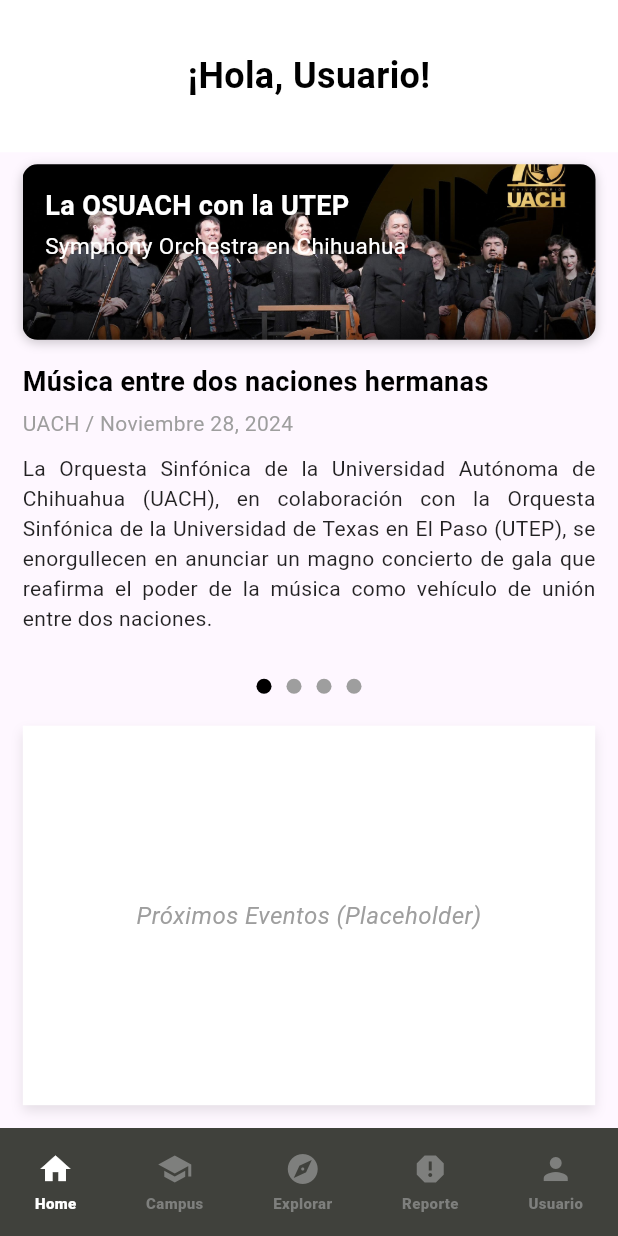
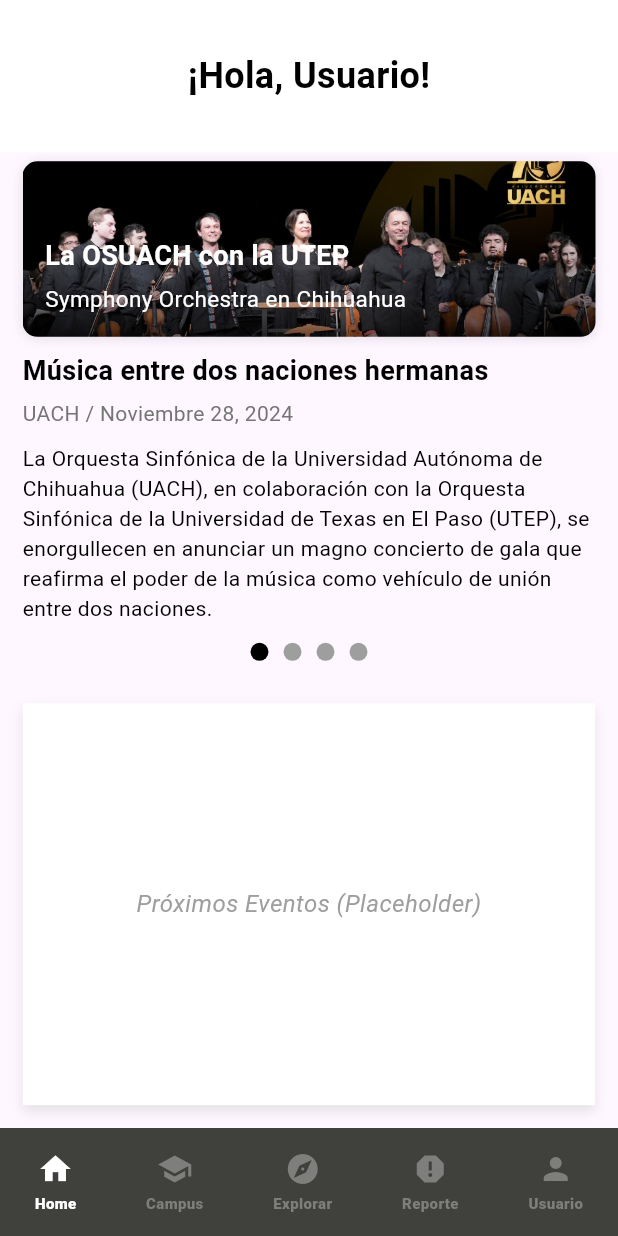
Before and after one commit to jonamx13/uach_mobile, a Flutter app: the screen it shows after launch, on a phone screen of 412 x 824 dp. Run offline on Flutter 3.47's test engine with Material 3 defaults, Android fonts, the phone set to English and light mode, and no system bars; Roboto replaces fonts that are missing (Montserrat Alternates).

Commit message:
noticias slide abstracted for the slideshow and the slideshow indicator

```diff
--- a/lib/features/home/presentation/widgets/noticias_card.dart
+++ b/lib/features/home/presentation/widgets/noticias_card.dart
@@ -1,66 +1,69 @@
-// noticias_card.dart
-
 import 'package:flutter/material.dart';
 
 class NoticiasCard extends StatelessWidget {
-  const NoticiasCard({super.key});
+  final String imagen;
+  final String titulo;
+  final String subtitulo;
+
+  const NoticiasCard({
+    Key? key,
+    required this.imagen,
+    required this.titulo,
+    required this.subtitulo,
+  }) : super(key: key);
 
   @override
   Widget build(BuildContext context) {
     return Container(
-      width: double.infinity,  // Esto asegura que ocupe todo el ancho disponible
-      height: 117,  // Establecemos el alto máximo en 117
-      margin: const EdgeInsets.symmetric(vertical: 5), // Elimina el margen lateral, solo dejamos el vertical
+      width: double.infinity,
+      height: 117, // Altura máxima
       decoration: BoxDecoration(
-        borderRadius: BorderRadius.circular(10), // Bordes redondeados en todo el contenedor
+        borderRadius: BorderRadius.circular(10),
         boxShadow: [
           BoxShadow(
-            color: Colors.black.withOpacity(0.2),
-            spreadRadius: 0,
+            color: Colors.black.withOpacity(0.1),
+            offset: Offset(0, 1),
             blurRadius: 5,
-            offset: const Offset(0, 2), // Sombra leve en la parte inferior
           ),
         ],
       ),
-      child: ClipRRect( // Este ClipRRect asegurará que todo el contenido dentro tenga bordes redondeados
-        borderRadius: BorderRadius.circular(10), // Bordes redondeados para toda la tarjeta
+      child: ClipRRect(
+        borderRadius: BorderRadius.circular(10),
         child: Stack(
-          fit: StackFit.expand, // Asegura que la imagen se expanda dentro del contenedor
           children: [
-            // Imagen de fondo, se ajusta al ancho y ocupa toda el área del contenedor
+            // Imagen
             Image.asset(
-              'assets/images/osuach-utep-8dic-1920.jpg',
-              fit: BoxFit.cover,  // Escala la imagen para que ocupe todo el ancho
+              imagen,
+              width: double.infinity,
+              height: 117, // Aseguramos que la imagen tenga la misma altura máxima
+              fit: BoxFit.cover,
             ),
-            // Contenedor para el texto, encima de la imagen
+            // Textos sobre la imagen
             Positioned(
-              top: 15,  // Margin superior para separar el texto de los bordes
-              left: 15,  // Margin izquierdo para separar el texto
-              child: Container(
-                width: MediaQuery.of(context).size.width * 0.75,  // El texto ocupa el 75% del ancho
+              bottom: 15,
+              left: 15,
+              right: 15,
               child: Column(
                 crossAxisAlignment: CrossAxisAlignment.start,
-                  children: const [
+                children: [
                   Text(
-                      'La OSUACH con la UTEP',
+                    titulo,
                     style: TextStyle(
-                        fontSize: 18,  // Ajusta el tamaño del título
+                      fontSize: 18,
                       fontWeight: FontWeight.bold,
-                        color: Colors.white,  // Texto blanco
+                      color: Colors.white,
                     ),
                   ),
-                    SizedBox(height: 5),  // Espaciado entre los textos
+                  SizedBox(height: 5),
                   Text(
-                      'Symphony Orchestra en Chihuahua',
+                    subtitulo,
                     style: TextStyle(
-                        fontSize: 15,  // Tamaño del subtítulo
-                        fontWeight: FontWeight.w400,
-                        color: Colors.white,  // Texto blanco
-                        height: 1.2,  // Line height
+                      fontSize: 15,
+                      fontWeight: FontWeight.normal,
+                      color: Colors.white,
                     ),
                   ),
                 ],
-                ),
               ),
             ),
           ],
--- /dev/null
+++ b/lib/features/home/presentation/widgets/noticias_slide.dart
@@ -0,0 +1,45 @@
+import 'package:flutter/material.dart';
+import 'noticias_card.dart';
+import 'texto_slideshow.dart';  // Importa el nuevo widget
+
+class NoticiasSlide extends StatelessWidget {
+  final String imagen;
+  final String titulo;
+  final String subtitulo;
+  final String tituloEvento;
+  final String fecha;
+  final String descripcion;
+
+  const NoticiasSlide({
+    Key? key,
+    required this.imagen,
+    required this.titulo,
+    required this.subtitulo,
+    required this.tituloEvento,
+    required this.fecha,
+    required this.descripcion,
+  }) : super(key: key);
+
+  @override
+  Widget build(BuildContext context) {
+    return Container(
+      margin: const EdgeInsets.symmetric(vertical: 3),
+      child: Column(
+        crossAxisAlignment: CrossAxisAlignment.start,
+        children: [
+          NoticiasCard(
+            imagen: imagen,
+            titulo: titulo,
+            subtitulo: subtitulo,
+          ),
+          const SizedBox(height: 10),
+          TextoSlideshow(  // Usa el nuevo widget aquí
+            tituloEvento: tituloEvento,
+            fecha: fecha,
+            descripcion: descripcion,
+          ),
+        ],
+      ),
+    );
+  }
+}
--- a/lib/features/home/presentation/widgets/noticias_slideshow.dart
+++ b/lib/features/home/presentation/widgets/noticias_slideshow.dart
@@ -1,35 +1,49 @@
 import 'package:flutter/material.dart';
-import 'noticias_card.dart';
-import 'texto_slideshow.dart';
+import 'noticias_slide.dart';
 
-class NoticiasSlideshow extends StatelessWidget {
-  const NoticiasSlideshow({super.key});
+class NoticiasSlideshow extends StatefulWidget {
+  @override
+  _NoticiasSlideshowState createState() => _NoticiasSlideshowState();
+}
+
+class _NoticiasSlideshowState extends State<NoticiasSlideshow> {
+  int _currentIndex = 0;
+
+  void _onPageChanged(int index) {
+    setState(() {
+      _currentIndex = index;
+    });
+  }
 
   @override
   Widget build(BuildContext context) {
-    return Container(
-      margin: const EdgeInsets.only(bottom: 3), // Separación con la sección inferior
-      child: Padding(
-        padding: const EdgeInsets.symmetric(horizontal: 15), // Márgenes laterales
+    return Padding(
+      padding: const EdgeInsets.symmetric(horizontal: 15.0), // Recuperamos el padding
       child: Column(
-          crossAxisAlignment: CrossAxisAlignment.start,
         children: [
-            const NoticiasCard(), // Tarjeta con la imagen
-            const SizedBox(height: 10), // Espaciado entre la tarjeta y el texto
-            const TextoSlideshow(), // Widget de texto con márgenes controlados
-            const SizedBox(height: 15), // Espaciado antes de los indicadores
+          // Slide actual
+          NoticiasSlide(
+            imagen: 'assets/images/osuach-utep-8dic-1920.jpg',
+            titulo: 'La OSUACH con la UTEP',
+            subtitulo: 'Symphony Orchestra en Chihuahua',
+            tituloEvento: 'Música entre dos naciones hermanas',
+            fecha: 'UACH / Noviembre 28, 2024',
+            descripcion: 'La Orquesta Sinfónica de la Universidad Autónoma de Chihuahua (UACH), en colaboración con la Orquesta Sinfónica de la Universidad de Texas en El Paso (UTEP), se enorgullecen en anunciar un magno concierto de gala que reafirma el poder de la música como vehículo de unión entre dos naciones.',
+          ),
+
           // Indicadores del slideshow
-            Center(
+          Container(
+            padding: EdgeInsets.symmetric(vertical: 10),
             child: Row(
               mainAxisAlignment: MainAxisAlignment.center,
               children: List.generate(4, (index) {
-                  return Container(
-                    margin: const EdgeInsets.symmetric(horizontal: 5),
-                    width: 10,
-                    height: 10,
-                    decoration: BoxDecoration(
-                      shape: BoxShape.circle,
-                      color: index == 0 ? Colors.black : Colors.grey, // Activo/inactivo
+                return Padding(
+                  padding: const EdgeInsets.symmetric(horizontal: 5),
+                  child: CircleAvatar(
+                    radius: 6,
+                    backgroundColor: _currentIndex == index
+                        ? Colors.black
+                        : Colors.grey,
                   ),
                 );
               }),
@@ -37,7 +51,6 @@
           ),
         ],
       ),
-      ),
     );
   }
 }
--- a/lib/features/home/presentation/widgets/noticias_titulos.dart
+++ /dev/null
@@ -1,43 +0,0 @@
-import 'package:flutter/material.dart';
-
-class NoticiasTitulos extends StatelessWidget {
-  final String titulo;
-  final String subtitulo;
-
-  const NoticiasTitulos({
-    Key? key,
-    required this.titulo,
-    required this.subtitulo,
-  }) : super(key: key);
-
-  @override
-  Widget build(BuildContext context) {
-    return Padding(
-      padding: const EdgeInsets.only(left: 15, top: 15), // Márgenes internos
-      child: Column(
-        crossAxisAlignment: CrossAxisAlignment.start,
-        children: [
-          Text(
-            titulo,
-            style: const TextStyle(
-              fontFamily: 'Dela Gothic One',
-              fontSize: 15,
-              height: 1.2, // Line height proporcional
-              color: Colors.white,
-            ),
-          ),
-          const SizedBox(height: 5),
-          Text(
-            subtitulo,
-            style: const TextStyle(
-              fontFamily: 'Dela Gothic One',
-              fontSize: 15,
-              height: 1.2,
-              color: Colors.white,
-            ),
-          ),
-        ],
-      ),
-    );
-  }
-}
--- a/lib/features/home/presentation/widgets/texto_slideshow.dart
+++ b/lib/features/home/presentation/widgets/texto_slideshow.dart
@@ -1,7 +1,16 @@
 import 'package:flutter/material.dart';
 
 class TextoSlideshow extends StatelessWidget {
-  const TextoSlideshow({super.key});
+  final String tituloEvento;
+  final String fecha;
+  final String descripcion;
+
+  const TextoSlideshow({
+    Key? key,
+    required this.tituloEvento,
+    required this.fecha,
+    required this.descripcion,
+  }) : super(key: key);
 
   @override
   Widget build(BuildContext context) {
@@ -11,37 +20,32 @@
         crossAxisAlignment: CrossAxisAlignment.start,
         children: [
           // Título del evento
-          const Text(
-            "Música entre dos naciones hermanas",
-            style: TextStyle(
+          Text(
+            tituloEvento,
+            style: const TextStyle(
               fontSize: 18,
               fontWeight: FontWeight.bold,
               color: Colors.black,
             ),
           ),
           const SizedBox(height: 5),
-          // Fecha del evento
-          const Text(
-            "UACH / Noviembre 28, 2024",
+          // Fecha
+          Text(
+            fecha,
             style: TextStyle(
               fontSize: 14,
-              fontWeight: FontWeight.w400,
-              color: Colors.grey,
+              color: Colors.grey[600],
             ),
           ),
           const SizedBox(height: 10),
-          // Descripción del evento
-          const Text(
-            "La Orquesta Sinfónica de la Universidad Autónoma de Chihuahua (UACH), en colaboración con la Orquesta Sinfónica de la Universidad de Texas en El Paso (UTEP), se enorgullecen en anunciar un magno concierto de gala que reafirma el poder de la música como vehículo de unión entre dos naciones.",
-            style: TextStyle(
+          // Descripción
+          Text(
+            descripcion,
+            style: const TextStyle(
               fontSize: 14,
-              fontWeight: FontWeight.w400,
-              height: 1.4, // Altura de línea
-              color: Colors.black87,
+              color: Colors.black,
             ),
-            textAlign: TextAlign.justify,
           ),
-          const SizedBox(height: 15), // Espaciado antes de los indicadores
         ],
       ),
     );
```
Lines whose indentation alone changed are shown as unchanged.
